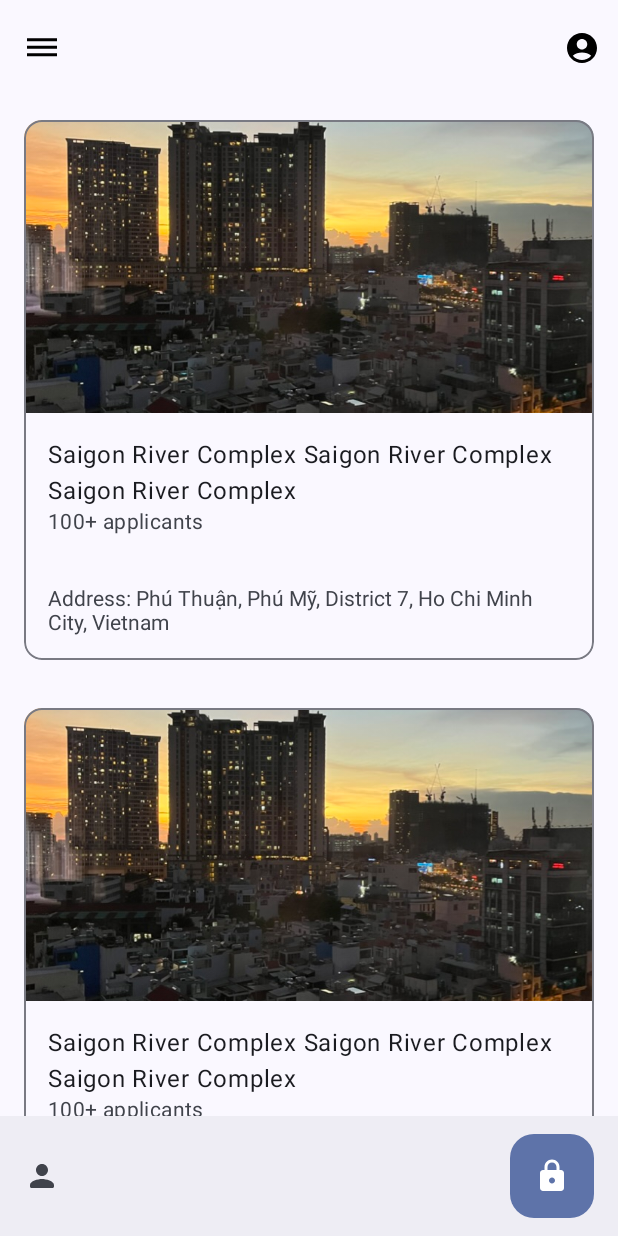
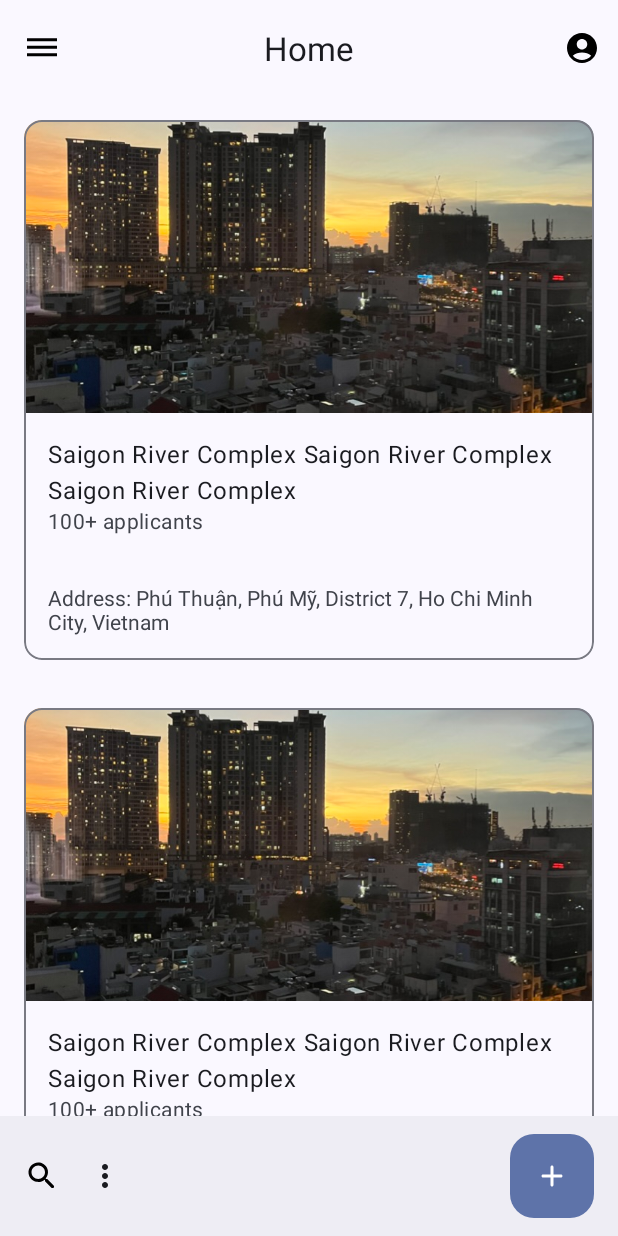
Before and after one commit to MichaelHo02/Dormie, an Android app: the HomeFragment screen opened directly, with no data from a screen before it, on a phone screen of 412 x 824 dp. Run offline under Robolectric (Android 15) with nearby library versions, the phone set to English and light mode, and no system bars; 1 statement that could not run was skipped.

Commit message:
feat: update card bottom bar and logic for home fragment

```diff
--- a/app/src/main/java/com/michael/dormie/fragment/HomeFragment.java
+++ b/app/src/main/java/com/michael/dormie/fragment/HomeFragment.java
@@ -2,6 +2,7 @@ package com.michael.dormie.fragment;
 
 import android.os.Bundle;
 
+import androidx.drawerlayout.widget.DrawerLayout;
 import androidx.fragment.app.Fragment;
 import androidx.recyclerview.widget.LinearLayoutManager;
 import androidx.recyclerview.widget.RecyclerView;
@@ -10,6 +11,7 @@ import android.view.LayoutInflater;
 import android.view.View;
 import android.view.ViewGroup;
 
+import com.google.android.material.appbar.MaterialToolbar;
 import com.michael.dormie.R;
 import com.michael.dormie.adapter.PlaceAdapter;
 import com.michael.dormie.model.Place;
@@ -31,6 +33,7 @@ public class HomeFragment extends Fragment {
     private String mParam2;
 
     private View view;
+    private MaterialToolbar topAppBar;
     private RecyclerView recyclerView;
     private List<Place> places;
     private PlaceAdapter placeAdapter;
@@ -66,9 +69,18 @@ public class HomeFragment extends Fragment {
     }
 
     private void initUI() {
+        topAppBar = view.findViewById(R.id.fragment_home_top_bar);
         recyclerView = view.findViewById(R.id.fragment_home_rv);
+        topAppBar.setNavigationOnClickListener(this::handleNavigationOnClick);
         recycleViewInit();
+
     }
+
+    private void handleNavigationOnClick(View view) {
+        DrawerLayout drawerLayout = view.getRootView().findViewById(R.id.activity_master_drawer_layout);
+        drawerLayout.open();
+    }
+
 
     private void recycleViewInit() {
         LinearLayoutManager manager = new LinearLayoutManager(requireContext());
--- /dev/null
+++ b/app/src/main/res/drawable/ic_round_add_24.xml
@@ -0,0 +1,5 @@
+<vector android:height="24dp" android:tint="#000000"
+    android:viewportHeight="24" android:viewportWidth="24"
+    android:width="24dp" xmlns:android="http://schemas.android.com/apk/res/android">
+    <path android:fillColor="@android:color/white" android:pathData="M18,13h-5v5c0,0.55 -0.45,1 -1,1s-1,-0.45 -1,-1v-5H6c-0.55,0 -1,-0.45 -1,-1s0.45,-1 1,-1h5V6c0,-0.55 0.45,-1 1,-1s1,0.45 1,1v5h5c0.55,0 1,0.45 1,1s-0.45,1 -1,1z"/>
+</vector>
--- /dev/null
+++ b/app/src/main/res/drawable/ic_round_delete_24.xml
@@ -0,0 +1,5 @@
+<vector android:height="24dp" android:tint="#000000"
+    android:viewportHeight="24" android:viewportWidth="24"
+    android:width="24dp" xmlns:android="http://schemas.android.com/apk/res/android">
+    <path android:fillColor="@android:color/white" android:pathData="M6,19c0,1.1 0.9,2 2,2h8c1.1,0 2,-0.9 2,-2V9c0,-1.1 -0.9,-2 -2,-2H8c-1.1,0 -2,0.9 -2,2v10zM18,4h-2.5l-0.71,-0.71c-0.18,-0.18 -0.44,-0.29 -0.7,-0.29H9.91c-0.26,0 -0.52,0.11 -0.7,0.29L8.5,4H6c-0.55,0 -1,0.45 -1,1s0.45,1 1,1h12c0.55,0 1,-0.45 1,-1s-0.45,-1 -1,-1z"/>
+</vector>
--- /dev/null
+++ b/app/src/main/res/drawable/ic_round_edit_24.xml
@@ -0,0 +1,5 @@
+<vector android:height="24dp" android:tint="#000000"
+    android:viewportHeight="24" android:viewportWidth="24"
+    android:width="24dp" xmlns:android="http://schemas.android.com/apk/res/android">
+    <path android:fillColor="@android:color/white" android:pathData="M3,17.46v3.04c0,0.28 0.22,0.5 0.5,0.5h3.04c0.13,0 0.26,-0.05 0.35,-0.15L17.81,9.94l-3.75,-3.75L3.15,17.1c-0.1,0.1 -0.15,0.22 -0.15,0.36zM20.71,7.04c0.39,-0.39 0.39,-1.02 0,-1.41l-2.34,-2.34c-0.39,-0.39 -1.02,-0.39 -1.41,0l-1.83,1.83 3.75,3.75 1.83,-1.83z"/>
+</vector>
--- /dev/null
+++ b/app/src/main/res/drawable/ic_round_search_24.xml
@@ -0,0 +1,5 @@
+<vector android:height="24dp" android:tint="#000000"
+    android:viewportHeight="24" android:viewportWidth="24"
+    android:width="24dp" xmlns:android="http://schemas.android.com/apk/res/android">
+    <path android:fillColor="@android:color/white" android:pathData="M15.5,14h-0.79l-0.28,-0.27c1.2,-1.4 1.82,-3.31 1.48,-5.34 -0.47,-2.78 -2.79,-5 -5.59,-5.34 -4.23,-0.52 -7.79,3.04 -7.27,7.27 0.34,2.8 2.56,5.12 5.34,5.59 2.03,0.34 3.94,-0.28 5.34,-1.48l0.27,0.28v0.79l4.25,4.25c0.41,0.41 1.08,0.41 1.49,0 0.41,-0.41 0.41,-1.08 0,-1.49L15.5,14zM9.5,14C7.01,14 5,11.99 5,9.5S7.01,5 9.5,5 14,7.01 14,9.5 11.99,14 9.5,14z"/>
+</vector>
--- a/app/src/main/res/layout/fragment_home.xml
+++ b/app/src/main/res/layout/fragment_home.xml
@@ -13,11 +13,12 @@
         android:fitsSystemWindows="true">
 
         <com.google.android.material.appbar.MaterialToolbar
-            android:id="@+id/activity_master_top_bar"
+            android:id="@+id/fragment_home_top_bar"
             android:layout_width="match_parent"
             android:layout_height="?attr/actionBarSize"
             app:menu="@menu/master_top_bar"
             app:navigationIcon="@drawable/ic_baseline_dehaze_24"
+            app:title="@string/home"
             app:titleCentered="true" />
     </com.google.android.material.appbar.AppBarLayout>
 
@@ -34,17 +35,19 @@
     </androidx.core.widget.NestedScrollView>
 
     <com.google.android.material.bottomappbar.BottomAppBar
-        android:id="@+id/bottomAppBar"
+        android:id="@+id/fragment_home_bottom_bar"
         style="@style/Widget.Material3.BottomAppBar"
         android:layout_width="match_parent"
         android:layout_height="wrap_content"
         android:layout_gravity="bottom"
         android:fitsSystemWindows="true"
-        app:navigationIcon="@drawable/ic_round_person_24" />
+        app:hideOnScroll="true"
+        app:menu="@menu/home_bottom_bar" />
 
     <com.google.android.material.floatingactionbutton.FloatingActionButton
+        android:id="@+id/fragment_home_float_action"
         android:layout_width="wrap_content"
         android:layout_height="wrap_content"
-        app:layout_anchor="@id/bottomAppBar"
-        app:srcCompat="@drawable/ic_round_lock_24" />
+        app:layout_anchor="@id/fragment_home_bottom_bar"
+        app:srcCompat="@drawable/ic_round_add_24" />
 </androidx.coordinatorlayout.widget.CoordinatorLayout>
--- /dev/null
+++ b/app/src/main/res/menu/home_bottom_bar.xml
@@ -0,0 +1,13 @@
+<?xml version="1.0" encoding="utf-8"?>
+<menu xmlns:android="http://schemas.android.com/apk/res/android"
+    xmlns:app="http://schemas.android.com/apk/res-auto">
+    <item
+        android:id="@+id/home_bottom_search"
+        android:icon="@drawable/ic_round_search_24"
+        android:title="search"
+        app:showAsAction="ifRoom" />
+
+    <item
+        android:id="@+id/home_bottom_edit_items"
+        android:title="Edit items" />
+</menu>
```
Also changed, not shown: app/src/main/java/com/michael/dormie/activity/MasterActivity.java (+1 -9 lines), app/src/main/java/com/michael/dormie/utils/TopAppBarUtil.java (+24 -0 lines).
